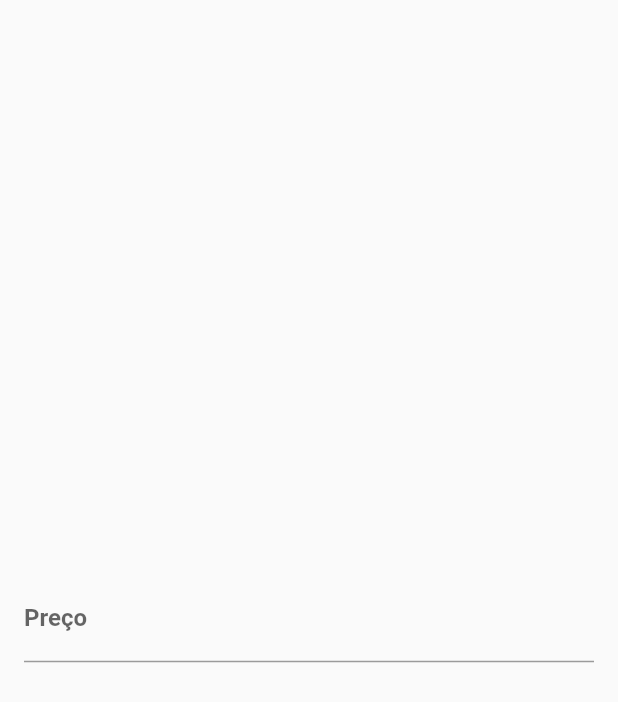
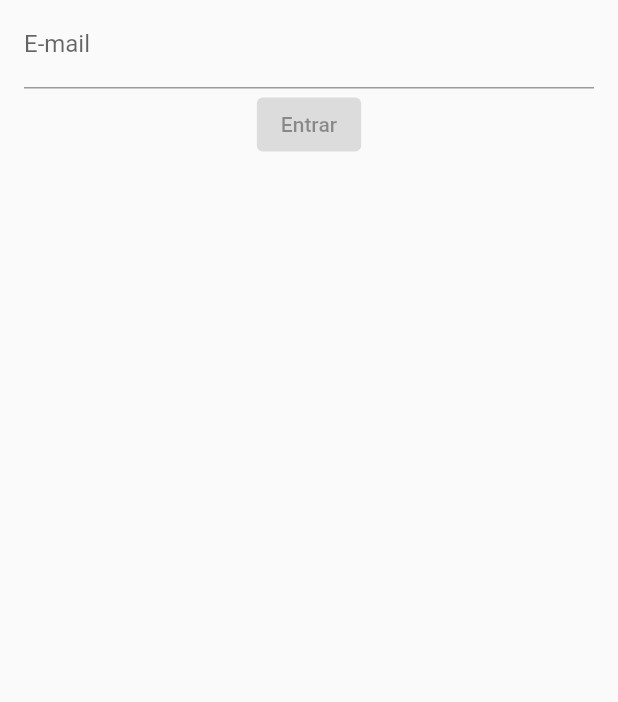
Before and after one commit to petersonpm/flutter-task-list, a Flutter app: the screen it shows after launch, on a phone screen of 412 x 824 dp. Shown: the top 702 px of the screen. Run offline on Flutter 3.47's test engine with Material 2 defaults, Android fonts, the light colour scheme and no system bars.

Commit message:
Ultilizando Controladores de Texto

```diff
--- a/lib/main.dart
+++ b/lib/main.dart
@@ -11,7 +11,7 @@ class MyApp extends StatelessWidget {
 
   @override
   Widget build(BuildContext context) {
-    return const MaterialApp(
+    return MaterialApp(
     home:  TodoListPage(),
     );
   }
--- a/lib/pages/todo_list_page.dart
+++ b/lib/pages/todo_list_page.dart
@@ -1,30 +1,32 @@
 import 'package:flutter/material.dart';
 
+class TodoListPage extends StatelessWidget {
+  TodoListPage({Key? key}) : super(key: key);
 
-class TodoListPage extends StatelessWidget {
-  const TodoListPage({Key? key}) : super(key: key);
+  final TextEditingController emailController = TextEditingController();
 
   @override
   Widget build(BuildContext context) {
-    return const Scaffold(
-     body: Center(child: Padding(
-       padding: EdgeInsets.all(16),
-       child: TextField(
-         decoration: InputDecoration(
-           labelText: 'Preço',
-           hintText: 'exemplo@exemplo.com',
-           //border: OutlineInputBorder(),
-           errorText: null,
-           prefixText: 'R\$',
-           suffixText: 'cm',
+    return Scaffold(
+      body: Center(
+        child: Padding(
+          padding: const EdgeInsets.symmetric(horizontal: 16),
+          child: Column(
+            children: [
+              TextField(
+                controller: emailController,
+                decoration: const InputDecoration(
+
+
+                  labelText: 'E-mail',
+                ),
+              ),
+              const ElevatedButton(
+                onPressed: null,
+                child: Text('Entrar'),
+              ),
+            ],
           ),
-         //obscureText: true ,
-         keyboardType: TextInputType.number,
-         style: TextStyle(
-           fontWeight: FontWeight.w700 ,
-           color: Colors.purple
-         ),
-         ),
         ),
       ),
     );
```
